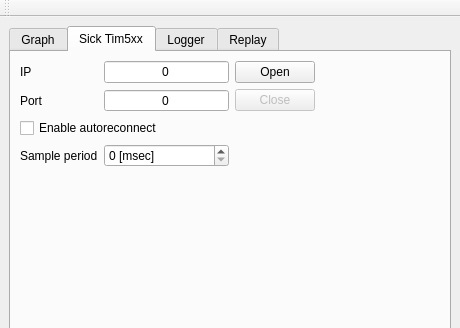
Old version of the form PluginModules/Lidar/ihm_Lidar.ui in the repository CRLG/LABOTBOX; both pictures show x 0 to 460 and y 0 to 328 of the 460 by 498 pixel window.
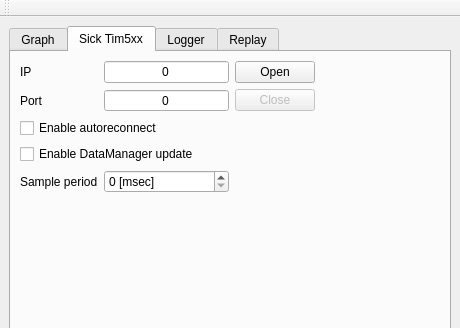
New version of the form. The open tabs and pages were chosen to show the change. Icons and pictures are not drawn. Custom widgets are drawn as their Qt base class.

Commit message: #79 [Lidar] Ajout de la publication des obstacles dans le DataManager (configurable)

Patch:
```diff
--- a/PluginModules/Lidar/ihm_Lidar.ui
+++ b/PluginModules/Lidar/ihm_Lidar.ui
@@ -287,7 +287,7 @@
           </item>
          </layout>
         </item>
-        <item row="4" column="0">
+        <item row="5" column="0">
          <spacer name="verticalSpacer">
           <property name="orientation">
            <enum>Qt::Vertical</enum>
@@ -300,14 +300,14 @@
           </property>
          </spacer>
         </item>
-        <item row="3" column="0">
+        <item row="4" column="0">
          <widget class="QLabel" name="label_3">
           <property name="text">
            <string>Sample period</string>
           </property>
          </widget>
         </item>
-        <item row="3" column="1">
+        <item row="4" column="1">
          <widget class="QSpinBox" name="lidar_sample_period">
           <property name="suffix">
            <string> [msec]</string>
@@ -317,6 +317,13 @@
           </property>
          </widget>
         </item>
+        <item row="3" column="0" colspan="3">
+         <widget class="QCheckBox" name="enable_datamanager_update">
+          <property name="text">
+           <string>Enable DataManager update</string>
+          </property>
+         </widget>
+        </item>
        </layout>
       </widget>
       <widget class="QWidget" name="tab_logger">
```
Left out of the diff: 2 changed lines with no effect on the pictures. The commit also changes 2 other files.
